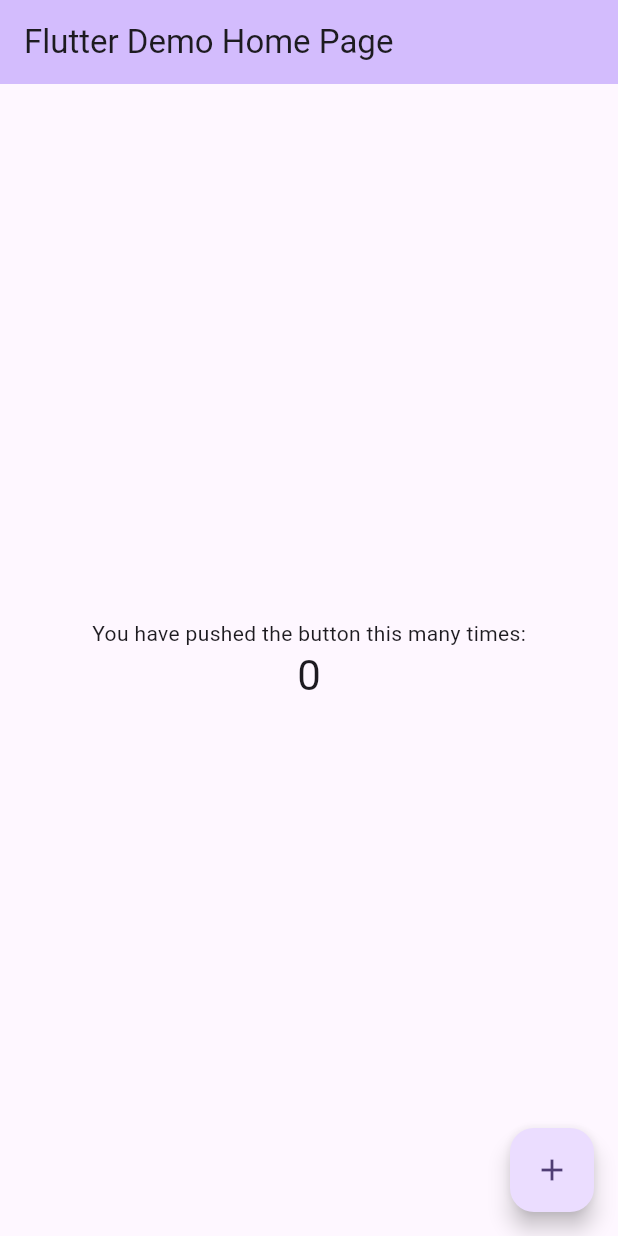
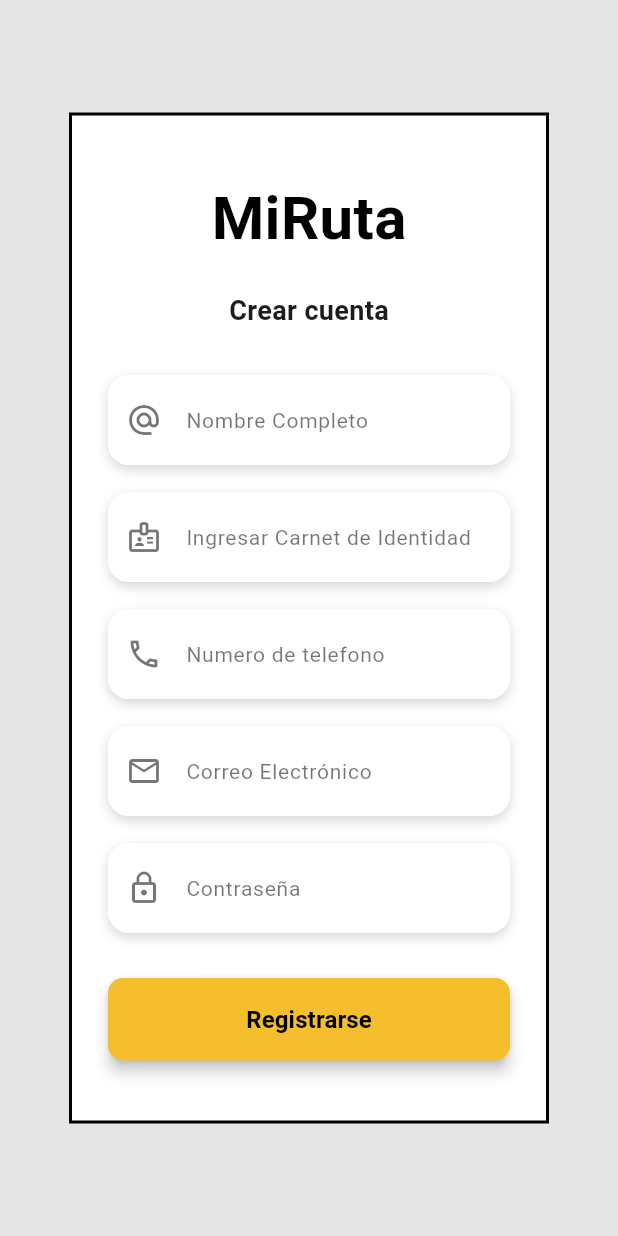
Before and after one commit to luissejas123/mi_ruta, a Flutter app: the screen it shows after launch, on a phone screen of 412 x 824 dp. Run offline on Flutter 3.47's test engine with Material 3 defaults, Android fonts, the phone set to English and light mode, and no system bars; our stand-ins replace cloud_firestore; accounts and stored records are empty.

Commit message:
Descripción breve de lo que hiciste (ej: integrando carpetas base)

```diff
--- /dev/null
+++ b/lib/features/user/presentation/pages/register_page.dart
@@ -0,0 +1,151 @@
+import 'package:flutter/material.dart';
+
+import '../widgets/custom_textfield.dart';
+import '../widgets/register_button.dart';
+
+class RegisterPage extends StatefulWidget {
+  const RegisterPage({super.key});
+
+  @override
+  State<RegisterPage> createState() => _RegisterPageState();
+}
+
+class _RegisterPageState extends State<RegisterPage> {
+  late TextEditingController _nameController;
+  late TextEditingController _idController;
+  late TextEditingController _phoneController;
+  late TextEditingController _emailController;
+  late TextEditingController _passwordController;
+
+  @override
+  void initState() {
+    super.initState();
+    _nameController = TextEditingController();
+    _idController = TextEditingController();
+    _phoneController = TextEditingController();
+    _emailController = TextEditingController();
+    _passwordController = TextEditingController();
+  }
+
+  @override
+  void dispose() {
+    _nameController.dispose();
+    _idController.dispose();
+    _phoneController.dispose();
+    _emailController.dispose();
+    _passwordController.dispose();
+    super.dispose();
+  }
+
+  @override
+  Widget build(BuildContext context) {
+    return Scaffold(
+      backgroundColor: const Color(0xFFE5E5E5),
+      body: SafeArea(
+        child: Center(
+          child: SingleChildScrollView(
+            padding: const EdgeInsets.symmetric(horizontal: 20),
+            child: Container(
+              width: 320,
+              padding: const EdgeInsets.symmetric(horizontal: 24, vertical: 40),
+              decoration: BoxDecoration(
+                color: Colors.white,
+                border: Border.all(color: Colors.black, width: 2),
+              ),
+              child: Column(
+                mainAxisSize: MainAxisSize.min,
+                children: [
+                  const Text(
+                    'MiRuta',
+                    style: TextStyle(
+                      fontSize: 40,
+                      fontWeight: FontWeight.bold,
+                      color: Colors.black,
+                    ),
+                  ),
+
+                  const SizedBox(height: 20),
+
+                  const Text(
+                    'Crear cuenta',
+                    style: TextStyle(fontSize: 18, fontWeight: FontWeight.w600),
+                  ),
+
+                  const SizedBox(height: 30),
+
+                  CustomTextField(
+                    hintText: 'Nombre Completo',
+                    icon: Icons.alternate_email,
+                    controller: _nameController,
+                  ),
+
+                  const SizedBox(height: 18),
+
+                  CustomTextField(
+                    hintText: 'Ingresar Carnet de Identidad',
+                    icon: Icons.badge_outlined,
+                    controller: _idController,
+                  ),
+
+                  const SizedBox(height: 18),
+
+                  CustomTextField(
+                    hintText: 'Numero de telefono',
+                    icon: Icons.phone_outlined,
+                    controller: _phoneController,
+                  ),
+
+                  const SizedBox(height: 18),
+
+                  CustomTextField(
+                    hintText: 'Correo Electrónico',
+                    icon: Icons.email_outlined,
+                    controller: _emailController,
+                  ),
+
+                  const SizedBox(height: 18),
+
+                  CustomTextField(
+                    hintText: 'Contraseña',
+                    icon: Icons.lock_outline,
+                    obscureText: true,
+                    controller: _passwordController,
+                  ),
+
+                  const SizedBox(height: 30),
+
+                  RegisterButton(
+                    text: 'Registrarse',
+                    onPressed: () {
+                      if (_nameController.text.isEmpty ||
+                          _idController.text.isEmpty ||
+                          _phoneController.text.isEmpty ||
+                          _emailController.text.isEmpty ||
+                          _passwordController.text.isEmpty) {
+                        ScaffoldMessenger.of(context).showSnackBar(
+                          const SnackBar(
+                            content: Text(
+                              'Por favor completa todos los campos',
+                            ),
+                            duration: Duration(seconds: 2),
+                          ),
+                        );
+                      } else {
+                        ScaffoldMessenger.of(context).showSnackBar(
+                          const SnackBar(
+                            content: Text('Registro en proceso...'),
+                            duration: Duration(seconds: 2),
+                          ),
+                        );
+                      }
+                    },
+                  ),
+                ],
+              ),
+            ),
+          ),
+        ),
+      ),
+    );
+  }
+}
--- /dev/null
+++ b/lib/features/user/presentation/widgets/custom_textfield.dart
@@ -0,0 +1,78 @@
+import 'package:flutter/material.dart';
+
+class CustomTextField extends StatefulWidget {
+  final String hintText;
+  final IconData icon;
+  final bool obscureText;
+  final TextEditingController? controller;
+
+  const CustomTextField({
+    super.key,
+    required this.hintText,
+    required this.icon,
+    this.obscureText = false,
+    this.controller,
+  });
+
+  @override
+  State<CustomTextField> createState() => _CustomTextFieldState();
+}
+
+class _CustomTextFieldState extends State<CustomTextField> {
+  late TextEditingController _controller;
+
+  @override
+  void initState() {
+    super.initState();
+    _controller = widget.controller ?? TextEditingController();
+  }
+
+  @override
+  void dispose() {
+    if (widget.controller == null) {
+      _controller.dispose();
+    }
+    super.dispose();
+  }
+
+  @override
+  Widget build(BuildContext context) {
+    return Container(
+      decoration: BoxDecoration(
+        color: Colors.white,
+        borderRadius: BorderRadius.circular(14),
+        boxShadow: [
+          BoxShadow(
+            color: Colors.black.withValues(alpha: 0.15),
+            blurRadius: 6,
+            offset: const Offset(0, 3),
+          ),
+        ],
+      ),
+      child: TextField(
+        controller: _controller,
+        obscureText: widget.obscureText,
+        decoration: InputDecoration(
+          prefixIcon: Icon(widget.icon, color: Colors.black54),
+          hintText: widget.hintText,
+          hintStyle: const TextStyle(fontSize: 14, color: Colors.black54),
+          filled: true,
+          fillColor: Colors.white,
+          contentPadding: const EdgeInsets.symmetric(vertical: 18),
+          border: OutlineInputBorder(
+            borderRadius: BorderRadius.circular(14),
+            borderSide: BorderSide.none,
+          ),
+          enabledBorder: OutlineInputBorder(
+            borderRadius: BorderRadius.circular(14),
+            borderSide: BorderSide.none,
+          ),
+          focusedBorder: OutlineInputBorder(
+            borderRadius: BorderRadius.circular(14),
+            borderSide: const BorderSide(color: Colors.amber, width: 2),
+          ),
+        ),
+      ),
+    );
+  }
+}
--- /dev/null
+++ b/lib/features/user/presentation/widgets/register_button.dart
@@ -0,0 +1,38 @@
+import 'package:flutter/material.dart';
+
+class RegisterButton extends StatelessWidget {
+  final String text;
+  final VoidCallback onPressed;
+
+  const RegisterButton({
+    super.key,
+    required this.text,
+    required this.onPressed,
+  });
+
+  @override
+  Widget build(BuildContext context) {
+    return SizedBox(
+      width: double.infinity,
+      height: 55,
+      child: ElevatedButton(
+        onPressed: onPressed,
+        style: ElevatedButton.styleFrom(
+          backgroundColor: const Color(0xFFF4BE2C),
+          elevation: 4,
+          shape: RoundedRectangleBorder(
+            borderRadius: BorderRadius.circular(10),
+          ),
+        ),
+        child: Text(
+          text,
+          style: const TextStyle(
+            fontSize: 16,
+            fontWeight: FontWeight.bold,
+            color: Colors.black,
+          ),
+        ),
+      ),
+    );
+  }
+}
--- a/lib/main.dart
+++ b/lib/main.dart
@@ -1,130 +1,20 @@
 import 'package:flutter/material.dart';
-import 'package:firebase_core/firebase_core.dart';
-import 'services/firebase_service.dart';
 
-void main() async {
-  WidgetsFlutterBinding.ensureInitialized();
-  await Firebase.initializeApp();
+import 'features/user/presentation/pages/register_page.dart';
 
-  // Inicializar colecciones con datos de prueba
-  await FirebaseService.initializeCollections();
-
+void main() {
   runApp(const MyApp());
 }
 
 class MyApp extends StatelessWidget {
   const MyApp({super.key});
 
-  // This widget is the root of your application.
   @override
   Widget build(BuildContext context) {
     return MaterialApp(
-      title: 'Flutter Demo',
-      theme: ThemeData(
-        // This is the theme of your application.
-        //
-        // TRY THIS: Try running your application with "flutter run". You'll see
-        // the application has a purple toolbar. Then, without quitting the app,
-        // try changing the seedColor in the colorScheme below to Colors.green
-        // and then invoke "hot reload" (save your changes or press the "hot
-        // reload" button in a Flutter-supported IDE, or press "r" if you used
-        // the command line to start the app).
-        //
-        // Notice that the counter didn't reset back to zero; the application
-        // state is not lost during the reload. To reset the state, use hot
-        // restart instead.
-        //
-        // This works for code too, not just values: Most code changes can be
-        // tested with just a hot reload.
-        colorScheme: .fromSeed(seedColor: Colors.deepPurple),
-      ),
-      home: const MyHomePage(title: 'Flutter Demo Home Page'),
+      debugShowCheckedModeBanner: false,
+      title: 'MiRuta',
+      home: const RegisterPage(),
     );
   }
 }
-
-class MyHomePage extends StatefulWidget {
-  const MyHomePage({super.key, required this.title});
-
-  // This widget is the home page of your application. It is stateful, meaning
-  // that it has a State object (defined below) that contains fields that affect
-  // how it looks.
-
-  // This class is the configuration for the state. It holds the values (in this
-  // case the title) provided by the parent (in this case the App widget) and
-  // used by the build method of the State. Fields in a Widget subclass are
-  // always marked "final".
-
-  final String title;
-
-  @override
-  State<MyHomePage> createState() => _MyHomePageState();
-}
-
-class _MyHomePageState extends State<MyHomePage> {
-  int _counter = 0;
-
-  void _incrementCounter() {
-    setState(() {
-      // This call to setState tells the Flutter framework that something has
-      // changed in this State, which causes it to rerun the build method below
-      // so that the display can reflect the updated values. If we changed
-      // _counter without calling setState(), then the build method would not be
-      // called again, and so nothing would appear to happen.
-      _counter++;
-    });
-  }
-
-  @override
-  Widget build(BuildContext context) {
-    // This method is rerun every time setState is called, for instance as done
-    // by the _incrementCounter method above.
-    //
-    // The Flutter framework has been optimized to make rerunning build methods
-    // fast, so that you can just rebuild anything that needs updating rather
-    // than having to individually change instances of widgets.
-    return Scaffold(
-      appBar: AppBar(
-        // TRY THIS: Try changing the color here to a specific color (to
-        // Colors.amber, perhaps?) and trigger a hot reload to see the AppBar
-        // change color while the other colors stay the same.
-        backgroundColor: Theme.of(context).colorScheme.inversePrimary,
-        // Here we take the value from the MyHomePage object that was created by
-        // the App.build method, and use it to set our appbar title.
-        title: Text(widget.title),
-      ),
-      body: Center(
-        // Center is a layout widget. It takes a single child and positions it
-        // in the middle of the parent.
-        child: Column(
-          // Column is also a layout widget. It takes a list of children and
-          // arranges them vertically. By default, it sizes itself to fit its
-          // children horizontally, and tries to be as tall as its parent.
-          //
-          // Column has various properties to control how it sizes itself and
-          // how it positions its children. Here we use mainAxisAlignment to
-          // center the children vertically; the main axis here is the vertical
-          // axis because Columns are vertical (the cross axis would be
-          // horizontal).
-          //
-          // TRY THIS: Invoke "debug painting" (choose the "Toggle Debug Paint"
-          // action in the IDE, or press "p" in the console), to see the
-          // wireframe for each widget.
-          mainAxisAlignment: .center,
-          children: [
-            const Text('You have pushed the button this many times:'),
-            Text(
-              '$_counter',
-              style: Theme.of(context).textTheme.headlineMedium,
-            ),
-          ],
-        ),
-      ),
-      floatingActionButton: FloatingActionButton(
-        onPressed: _incrementCounter,
-        tooltip: 'Increment',
-        child: const Icon(Icons.add),
-      ),
-    );
-  }
-}
```
Also changed, not shown: 1 other file.
